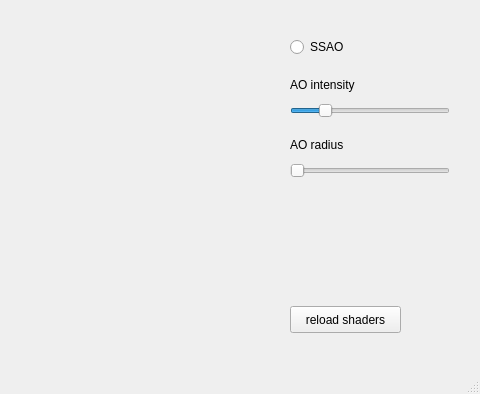
Before: the Qt Designer form samples/rendering/mainwindow.ui in diegomazala/tucano, drawn with Qt 5; both pictures show x 350 to 830 and y 91 to 485 of the 830 by 485 pixel window.
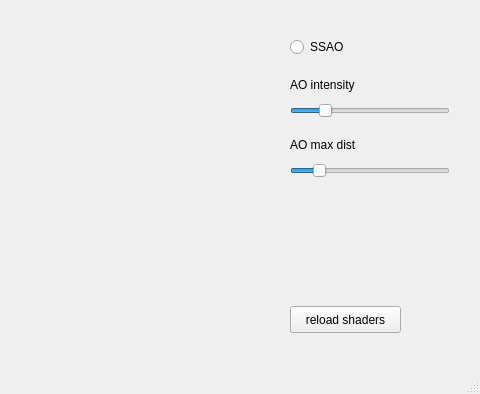
After: the same form once the commit is applied. Custom widgets are drawn as their Qt base class.

Commit message: added ssao max dist value slider

Diff of the .ui file:
```diff
--- a/samples/rendering/mainwindow.ui
+++ b/samples/rendering/mainwindow.ui
@@ -113,6 +113,9 @@
       <height>29</height>
      </rect>
     </property>
+    <property name="sliderPosition">
+     <number>15</number>
+    </property>
     <property name="orientation">
      <enum>Qt::Horizontal</enum>
     </property>
@@ -127,7 +130,7 @@
      </rect>
     </property>
     <property name="text">
-     <string>AO radius</string>
+     <string>AO max dist</string>
     </property>
    </widget>
   </widget>
```
Left out of the diff: 2 changed lines with no effect on the pictures. The commit also changes 4 other files.
